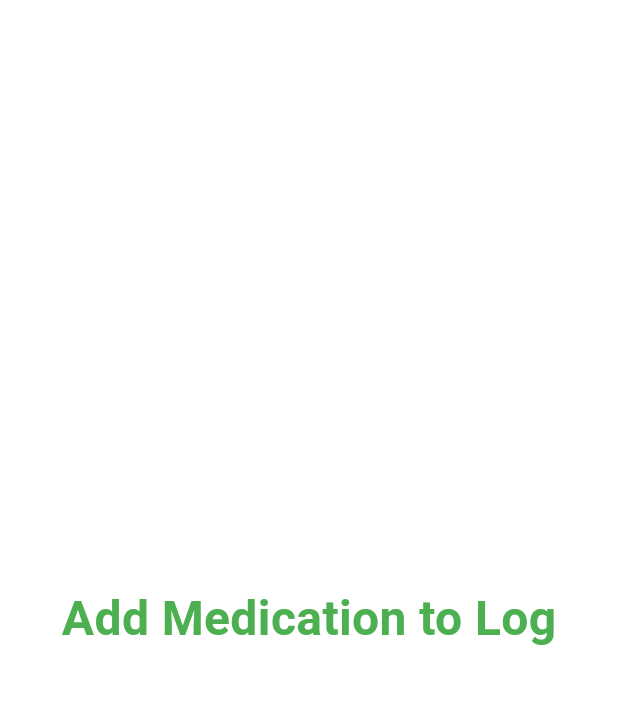
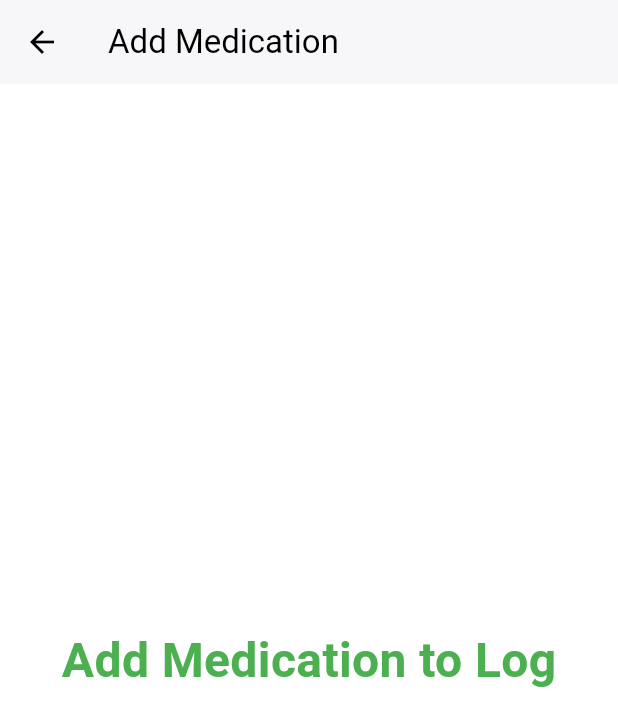
Before and after one commit to maureensanchez99/hci_final_prototye, a Flutter app: the LogPage screen opened directly with empty values, after a tap on "Add medication to log", on a phone screen of 412 x 824 dp. Shown: the top 726 px of the screen. Run offline on Flutter 3.47's test engine with Material 3 defaults, Android fonts, the phone set to English and light mode, and no system bars; Roboto replaces fonts that are missing (Merienda).

Commit message:
changed styling and page directions

```diff
--- a/lib/pages/addMeds.dart
+++ b/lib/pages/addMeds.dart
@@ -7,6 +7,23 @@ class AddMedicationPage extends StatelessWidget {
   Widget build(BuildContext context) {
     return Scaffold(
       backgroundColor: Colors.white,
+
+      appBar: AppBar(
+        title: const Text(
+          "Add Medication",
+          style: TextStyle(
+            fontFamily: 'Merienda',
+            fontSize: 22,
+            color: Colors.black,
+          ),
+        ),
+        backgroundColor: Colors.white,
+        elevation: 1,
+        iconTheme: const IconThemeData(
+          color: Colors.black,
+        ),
+      ),
+
       body: const Center(
         child: Text(
           "Add Medication to Log",
--- a/lib/pages/log.dart
+++ b/lib/pages/log.dart
@@ -18,6 +18,15 @@ class LogPage extends StatelessWidget {
         child: Column(
           mainAxisSize: MainAxisSize.min,
           children: [
+            const Text(
+              "Homepage",
+              style: TextStyle(
+                fontSize: 40,
+                fontWeight: FontWeight.w900,
+              ),
+            ),
+            const SizedBox(height: 30),
+
             _menuButton(
               context,
               "View Medication Log",
```
Also changed, not shown: lib/pages/landing_page.dart (+8 -4 lines), lib/pages/title_page.dart (+8 -0 lines).
